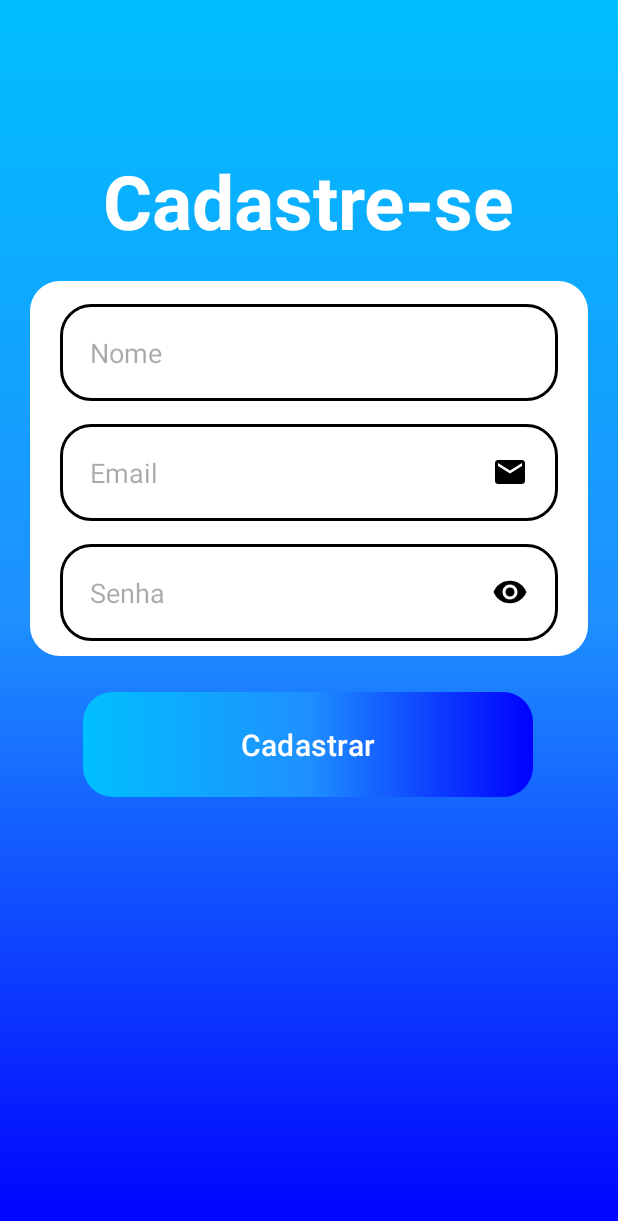
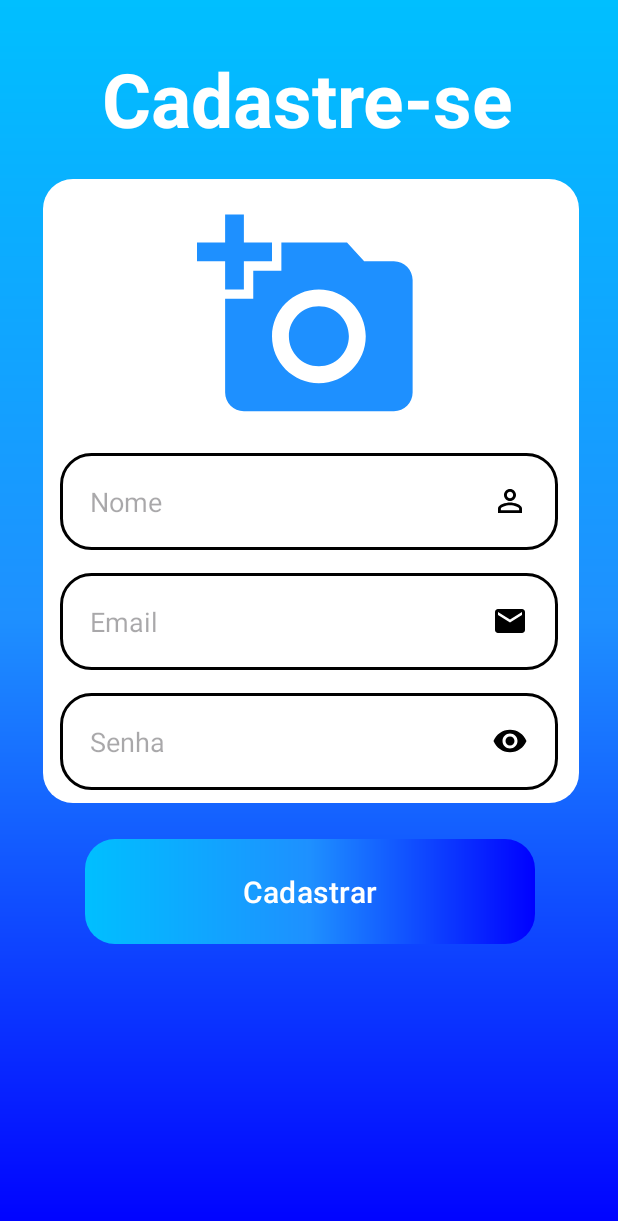
Before and after one commit to gabyOtherrag/Recicle, an Android app: the FormCadastro screen opened directly, with no data from a screen before it, on a phone screen of 412 x 824 dp. Shown: the top 1221 px of the screen. Run offline under Robolectric (Android 15) with nearby library versions, the phone set to English and light mode, and no system bars; 1 statement that could not run was skipped.

Commit message:
inserindo câmera

```diff
--- a/app/src/main/java/com/example/recicle/FormCadastro.java
+++ b/app/src/main/java/com/example/recicle/FormCadastro.java
@@ -1,19 +1,29 @@
 package com.example.recicle;
 
+import androidx.annotation.Nullable;
 import androidx.annotation.RequiresApi;
 import androidx.appcompat.app.AppCompatActivity;
+import androidx.core.app.ActivityCompat;
 import androidx.core.app.NotificationCompat;
 
+import android.Manifest;
+import android.content.Intent;
+import android.content.pm.PackageManager;
+import android.graphics.Bitmap;
 import android.os.Build;
 import android.os.Bundle;
+import android.provider.MediaStore;
 import android.view.View;
 import android.widget.Button;
+import android.widget.ImageView;
 
 import java.util.Random;
 
 public class FormCadastro extends AppCompatActivity {
 
     Button btn;
+    ImageView photo;
+    Bitmap capturar;
     @RequiresApi(api = Build.VERSION_CODES.LOLLIPOP)
     @Override
     protected void onCreate(Bundle savedInstanceState) {
@@ -24,6 +34,10 @@ public class FormCadastro extends AppCompatActivity {
 
         btn.setBackgroundTintList(null);
 
+        if (ActivityCompat.checkSelfPermission(FormCadastro.this, android.Manifest.permission.CAMERA) != PackageManager.PERMISSION_GRANTED){
+
+            ActivityCompat.requestPermissions(FormCadastro.this, new String[] {Manifest.permission.CAMERA},0);
+        }
         ConfirmacaoCadastro confirmar = new
                 ConfirmacaoCadastro(getApplicationContext());
 
@@ -38,5 +52,30 @@ public class FormCadastro extends AppCompatActivity {
                 confirmar.getManager().notify(new Random().nextInt(), builder.build());
             }
         });
+        photo.setOnClickListener(new View.OnClickListener() {
+            @Override
+            public void onClick(View v) {
+                Habilitar();
+            }
+        });
+    }
+    public void Habilitar(){
+
+        Intent intent = new Intent(MediaStore.ACTION_IMAGE_CAPTURE);
+        startActivityForResult(intent, 1);
+
+    }
+
+    @Override
+    public void onActivityResult(int requestCode, int resultCode, @Nullable Intent data) {
+        if (requestCode == 1 && resultCode == FormCadastro.RESULT_OK ){
+
+            Bundle extras = data.getExtras();
+            capturar = (Bitmap) extras.get("data");
+            photo.setImageBitmap(capturar);
+
+        }
+
+        super.onActivityResult(requestCode, resultCode,data);
     }
 }
--- /dev/null
+++ b/app/src/main/res/drawable/baseline_add_a_photo_24.xml
@@ -0,0 +1,5 @@
+<vector android:height="24dp" android:tint="@color/DodgerBlue"
+    android:viewportHeight="24" android:viewportWidth="24"
+    android:width="24dp" xmlns:android="http://schemas.android.com/apk/res/android">
+    <path android:fillColor="@android:color/white" android:pathData="M3,4V1h2v3h3v2H5v3H3V6H0V4H3zM6,10V7h3V4h7l1.83,2H21c1.1,0 2,0.9 2,2v12c0,1.1 -0.9,2 -2,2H5c-1.1,0 -2,-0.9 -2,-2V10H6zM13,19c2.76,0 5,-2.24 5,-5s-2.24,-5 -5,-5s-5,2.24 -5,5S10.24,19 13,19zM9.8,14c0,1.77 1.43,3.2 3.2,3.2s3.2,-1.43 3.2,-3.2s-1.43,-3.2 -3.2,-3.2S9.8,12.23 9.8,14z"/>
+</vector>
--- /dev/null
+++ b/app/src/main/res/drawable/baseline_person_outline_24.xml
@@ -0,0 +1,5 @@
+<vector android:height="24dp" android:tint="#000000"
+    android:viewportHeight="24" android:viewportWidth="24"
+    android:width="24dp" xmlns:android="http://schemas.android.com/apk/res/android">
+    <path android:fillColor="@android:color/white" android:pathData="M12,5.9c1.16,0 2.1,0.94 2.1,2.1s-0.94,2.1 -2.1,2.1S9.9,9.16 9.9,8s0.94,-2.1 2.1,-2.1m0,9c2.97,0 6.1,1.46 6.1,2.1v1.1L5.9,18.1L5.9,17c0,-0.64 3.13,-2.1 6.1,-2.1M12,4C9.79,4 8,5.79 8,8s1.79,4 4,4 4,-1.79 4,-4 -1.79,-4 -4,-4zM12,13c-2.67,0 -8,1.34 -8,4v3h16v-3c0,-2.66 -5.33,-4 -8,-4z"/>
+</vector>
--- a/app/src/main/res/layout/activity_form_cadastro.xml
+++ b/app/src/main/res/layout/activity_form_cadastro.xml
@@ -6,36 +6,52 @@
     android:layout_height="match_parent"
     android:background="@drawable/background"
     tools:context=".FormCadastro">
-
     <TextView
         android:id="@+id/title_cadastro"
         android:layout_width="wrap_content"
         android:layout_height="wrap_content"
+        android:layout_marginTop="32dp"
         android:text="@string/title_cadastro"
+        android:textColor="@color/white"
         android:textSize="50sp"
-        android:textColor="@color/white"
         android:textStyle="bold"
-        android:layout_marginTop="100dp"
+        app:layout_constraintEnd_toEndOf="parent"
+        app:layout_constraintHorizontal_bias="0.496"
         app:layout_constraintStart_toStartOf="parent"
-        app:layout_constraintEnd_toEndOf="parent"
-        app:layout_constraintTop_toTopOf="parent"/>
+        app:layout_constraintTop_toTopOf="parent" />
 
     <View
         android:id="@+id/containercomponents"
-       style="@style/containercomponents"
-        app:layout_constraintTop_toBottomOf="@id/title_cadastro"
+        style="@style/containercomponents"
+        android:layout_width="357dp"
+        android:layout_height="416dp"
+        android:layout_marginTop="72dp"
+        app:layout_constraintEnd_toEndOf="parent"
+        app:layout_constraintHorizontal_bias="0.578"
         app:layout_constraintStart_toStartOf="parent"
-        app:layout_constraintEnd_toEndOf="parent"/>
+        app:layout_constraintTop_toBottomOf="@id/title_cadastro" />
+
+    <ImageView
+        android:id="@+id/imageView"
+        android:layout_width="150dp"
+        android:layout_height="150dp"
+        android:layout_marginTop="17dp"
+        app:layout_constraintEnd_toEndOf="parent"
+        app:layout_constraintStart_toStartOf="parent"
+        app:layout_constraintTop_toTopOf="@+id/containercomponents"
+        app:srcCompat="@drawable/baseline_add_a_photo_24"/>
+
 
 
     <EditText
         android:id="@+id/edit_nome"
         style="@style/Edit_Text"
+        android:drawableRight="@drawable/baseline_person_outline_24"
         android:hint="Nome"
         android:inputType="text"
-        app:layout_constraintTop_toTopOf="@id/containercomponents"
-        app:layout_constraintStart_toStartOf="@id/containercomponents"
-        app:layout_constraintEnd_toEndOf="@id/containercomponents"/>
+        app:layout_constraintEnd_toEndOf="@+id/imageView"
+        app:layout_constraintStart_toStartOf="@+id/imageView"
+        app:layout_constraintTop_toBottomOf="@+id/imageView"/>
 
 
     <EditText
```
